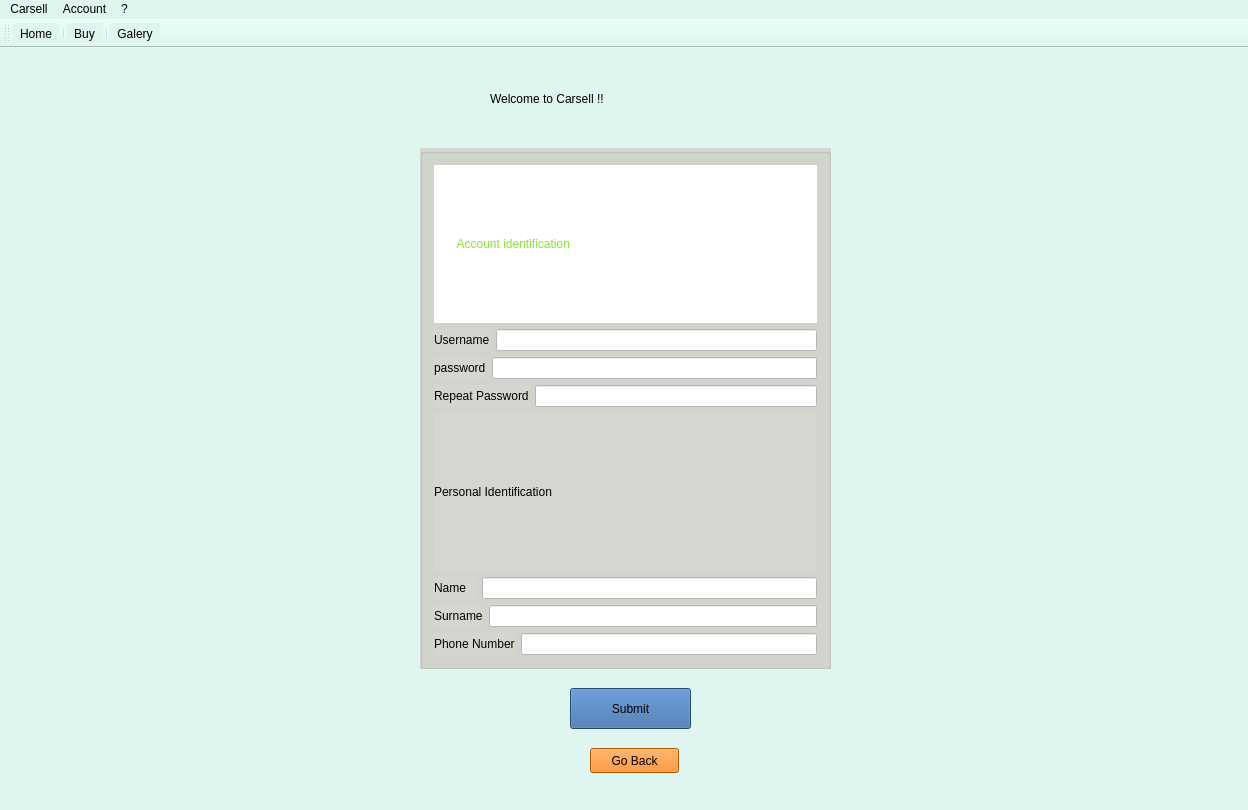
Old version of the form carsell.ui in the repository danieldir/carSellGui.
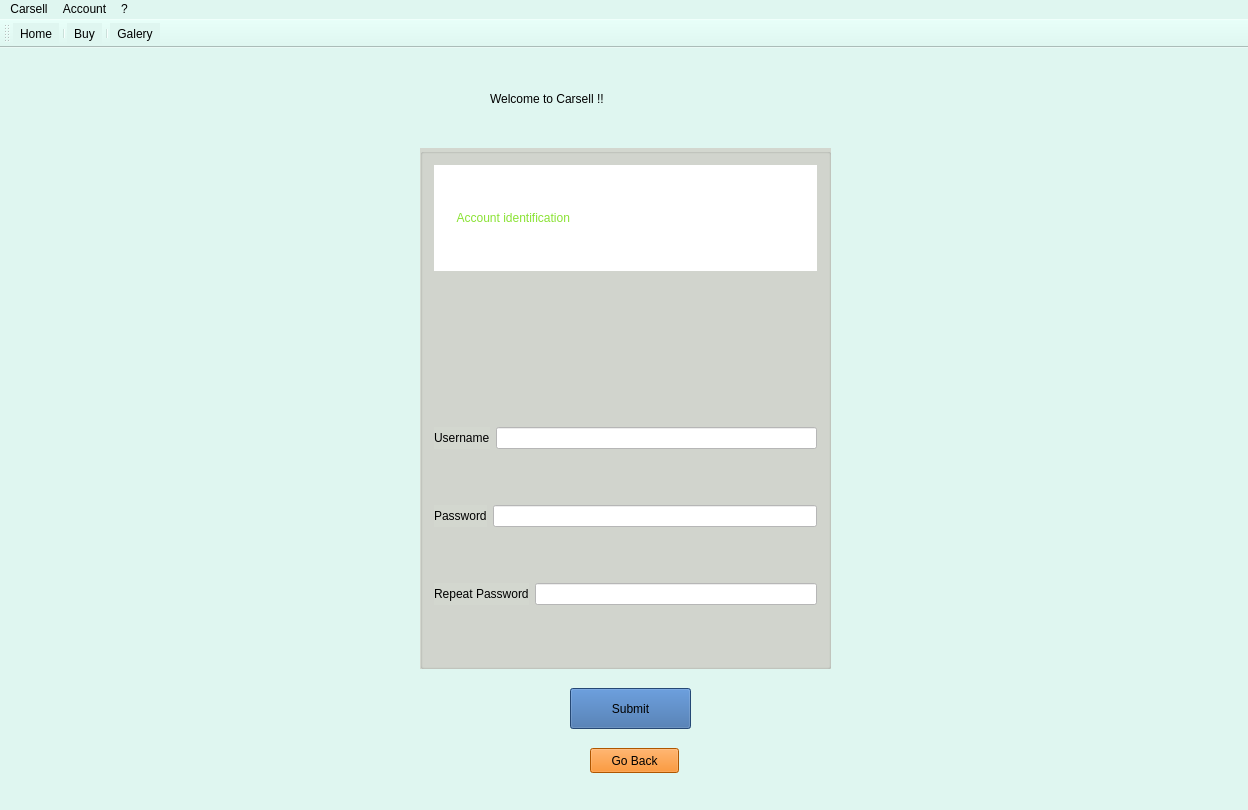
New version of the form. The open tabs and pages were chosen to show the change. Icons and pictures are not drawn.

```diff
--- a/carsell.ui
+++ b/carsell.ui
@@ -211,6 +211,12 @@
        </item>
        <item>
         <layout class="QHBoxLayout" name="horizontalLayout_11">
+         <property name="topMargin">
+          <number>150</number>
+         </property>
+         <property name="bottomMargin">
+          <number>25</number>
+         </property>
          <item>
           <widget class="QLabel" name="label_10">
            <property name="text">
@@ -229,10 +235,16 @@
        </item>
        <item>
         <layout class="QHBoxLayout" name="horizontalLayout_12">
+         <property name="topMargin">
+          <number>25</number>
+         </property>
+         <property name="bottomMargin">
+          <number>25</number>
+         </property>
          <item>
           <widget class="QLabel" name="label_11">
            <property name="text">
-            <string>password</string>
+            <string>Password</string>
            </property>
           </widget>
          </item>
@@ -241,12 +253,21 @@
            <property name="styleSheet">
             <string notr="true">background-color: rgb(255, 255, 255);</string>
            </property>
+           <property name="echoMode">
+            <enum>QLineEdit::Password</enum>
+           </property>
           </widget>
          </item>
         </layout>
        </item>
        <item>
         <layout class="QHBoxLayout" name="horizontalLayout_10">
+         <property name="topMargin">
+          <number>25</number>
+         </property>
+         <property name="bottomMargin">
+          <number>50</number>
+         </property>
          <item>
           <widget class="QLabel" name="label_9">
            <property name="text">
@@ -259,66 +280,8 @@
            <property name="styleSheet">
             <string notr="true">background-color: rgb(255, 255, 255);</string>
            </property>
-          </widget>
-         </item>
-        </layout>
-       </item>
-       <item>
-        <widget class="QLabel" name="label_12">
-         <property name="text">
-          <string>Personal Identification</string>
-         </property>
-        </widget>
-       </item>
-       <item>
-        <layout class="QHBoxLayout" name="horizontalLayout_6">
-         <item>
-          <widget class="QLabel" name="label_6">
-           <property name="text">
-            <string>Name   </string>
-           </property>
-          </widget>
-         </item>
-         <item>
-          <widget class="QLineEdit" name="nameRegistrationLineEdit">
-           <property name="styleSheet">
-            <string notr="true">background-color: rgb(255, 255, 255);</string>
-           </property>
-          </widget>
-         </item>
-        </layout>
-       </item>
-       <item>
-        <layout class="QHBoxLayout" name="horizontalLayout_5">
-         <item>
-          <widget class="QLabel" name="label_5">
-           <property name="text">
-            <string>Surname</string>
-           </property>
-          </widget>
-         </item>
-         <item>
-          <widget class="QLineEdit" name="surnameRegistrationLineEdit">
-           <property name="styleSheet">
-            <string notr="true">background-color: rgb(255, 255, 255);</string>
-           </property>
-          </widget>
-         </item>
-        </layout>
-       </item>
-       <item>
-        <layout class="QHBoxLayout" name="horizontalLayout_9">
-         <item>
-          <widget class="QLabel" name="label_7">
-           <property name="text">
-            <string>Phone Number</string>
-           </property>
-          </widget>
-         </item>
-         <item>
-          <widget class="QLineEdit" name="phoneNumberRegistrationLineEdit">
-           <property name="styleSheet">
-            <string notr="true">background-color: rgb(255, 255, 255);</string>
+           <property name="echoMode">
+            <enum>QLineEdit::Password</enum>
            </property>
           </widget>
          </item>
```
Left out of the diff: 51 changed lines with no effect on the pictures.
